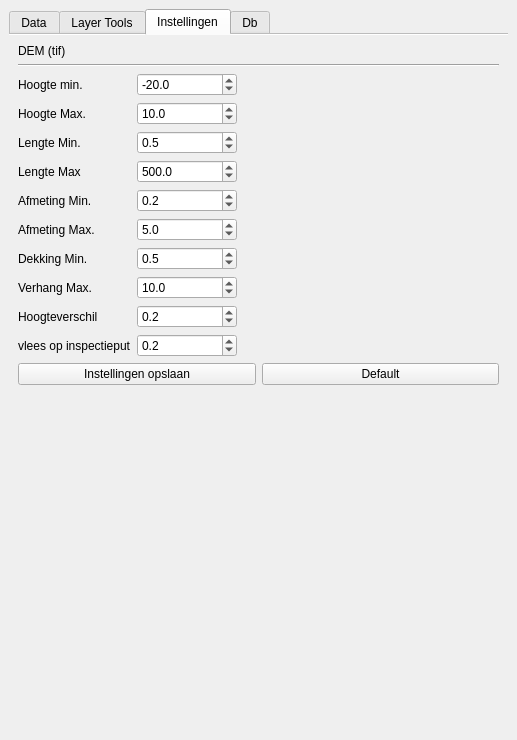
The window that Datachecker_dockwidget_base.ui (Siebrand-HHD/OASDGLDatachecker) describes before a commit, drawn with Qt 5.
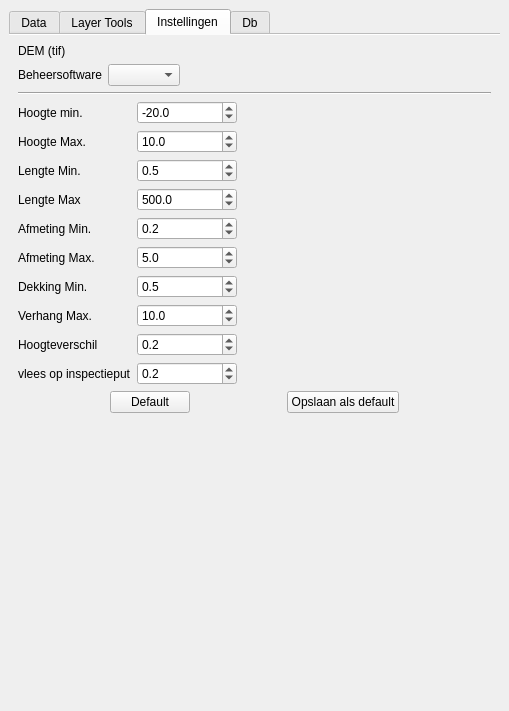
The same window after the commit. The open tabs and pages were chosen to show the change. Custom widgets are drawn as their Qt base class.

Commit message: gishib, instellingen opslaan

```diff
--- a/Datachecker_dockwidget_base.ui
+++ b/Datachecker_dockwidget_base.ui
@@ -6,8 +6,8 @@
    <rect>
     <x>0</x>
     <y>0</y>
-    <width>517</width>
-    <height>740</height>
+    <width>509</width>
+    <height>711</height>
    </rect>
   </property>
   <property name="windowTitle">
@@ -733,6 +733,33 @@
           </item>
          </layout>
         </item>
+        <item>
+         <layout class="QHBoxLayout" name="horizontalLayout_11">
+          <item>
+           <widget class="QLabel" name="label_5">
+            <property name="text">
+             <string>Beheersoftware</string>
+            </property>
+           </widget>
+          </item>
+          <item>
+           <widget class="QComboBox" name="boxSoftware"/>
+          </item>
+          <item>
+           <spacer name="horizontalSpacer_3">
+            <property name="orientation">
+             <enum>Qt::Horizontal</enum>
+            </property>
+            <property name="sizeHint" stdset="0">
+             <size>
+              <width>40</width>
+              <height>20</height>
+             </size>
+            </property>
+           </spacer>
+          </item>
+         </layout>
+        </item>
         <item>
          <widget class="Line" name="line_2">
           <property name="orientation">
@@ -948,11 +975,17 @@
         <item>
          <layout class="QHBoxLayout" name="horizontalLayout_7">
           <item>
-           <widget class="QPushButton" name="instellingenopslaan">
-            <property name="text">
-             <string>Instellingen opslaan</string>
+           <spacer name="horizontalSpacer_5">
+            <property name="orientation">
+             <enum>Qt::Horizontal</enum>
             </property>
-           </widget>
+            <property name="sizeHint" stdset="0">
+             <size>
+              <width>40</width>
+              <height>20</height>
+             </size>
+            </property>
+           </spacer>
           </item>
           <item>
            <widget class="QPushButton" name="pushButton_10">
@@ -961,6 +994,39 @@
             </property>
            </widget>
           </item>
+          <item>
+           <spacer name="horizontalSpacer_4">
+            <property name="orientation">
+             <enum>Qt::Horizontal</enum>
+            </property>
+            <property name="sizeHint" stdset="0">
+             <size>
+              <width>40</width>
+              <height>20</height>
+             </size>
+            </property>
+           </spacer>
+          </item>
+          <item>
+           <widget class="QPushButton" name="instellingenopslaan">
+            <property name="text">
+             <string>Opslaan als default</string>
+            </property>
+           </widget>
+          </item>
+          <item>
+           <spacer name="horizontalSpacer_6">
+            <property name="orientation">
+             <enum>Qt::Horizontal</enum>
+            </property>
+            <property name="sizeHint" stdset="0">
+             <size>
+              <width>40</width>
+              <height>20</height>
+             </size>
+            </property>
+           </spacer>
+          </item>
          </layout>
         </item>
         <item>
```
Left out of the diff: 97 changed lines with no effect on the pictures. The commit also changes 27 other files.
